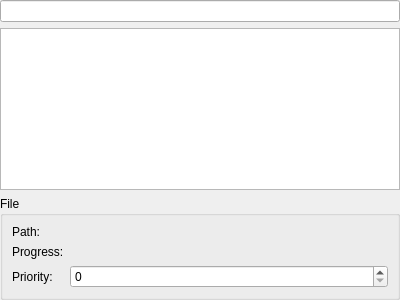
Qt form src/plugins/bittorrent/torrenttabfileswidget.ui (0xd34df00d/leechcraft) before a commit.
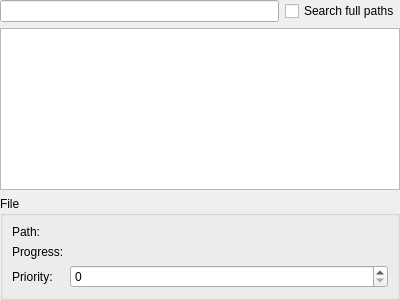
The same form after that commit.

Commit message: [BT] Allow the user to filter files by either full path or node name

What changed in the file:
```diff
--- a/src/plugins/bittorrent/torrenttabfileswidget.ui
+++ b/src/plugins/bittorrent/torrenttabfileswidget.ui
@@ -18,7 +18,18 @@
     <number>0</number>
    </property>
    <item>
-    <widget class="QLineEdit" name="SearchLine_"/>
+    <layout class="QHBoxLayout" name="horizontalLayout">
+     <item>
+      <widget class="QLineEdit" name="SearchLine_"/>
+     </item>
+     <item>
+      <widget class="QCheckBox" name="SearchFullPaths_">
+       <property name="text">
+        <string>Search full paths</string>
+       </property>
+      </widget>
+     </item>
+    </layout>
    </item>
    <item>
     <widget class="QTreeView" name="FilesView_">
```
The commit also changes 1 other file.
